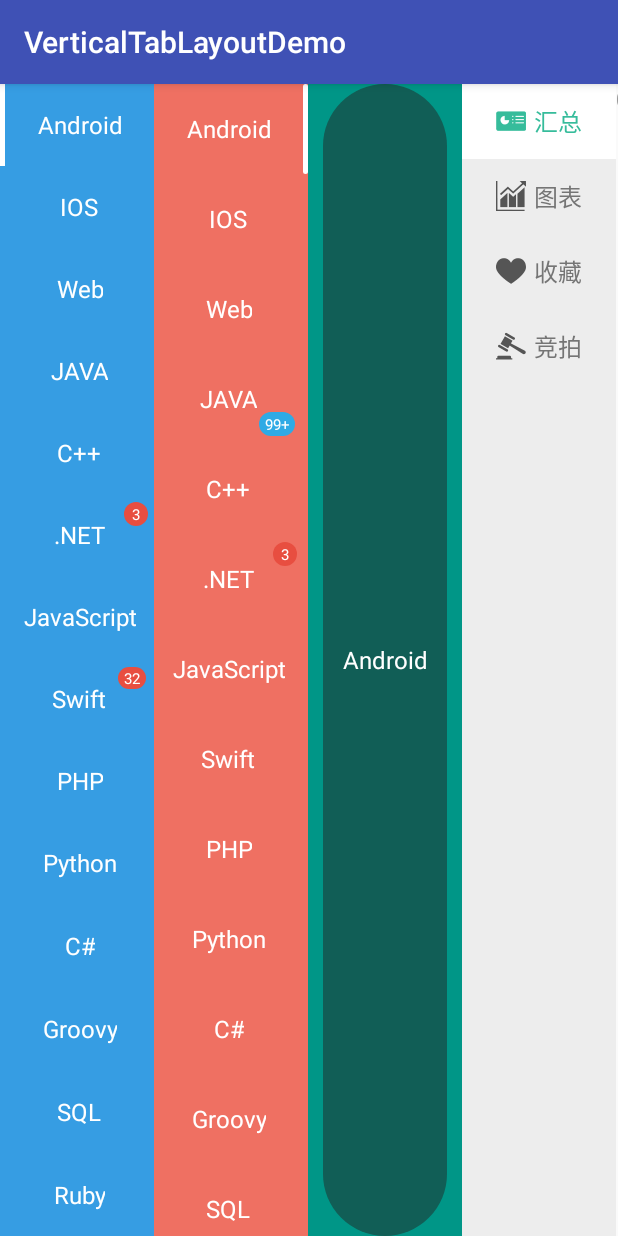
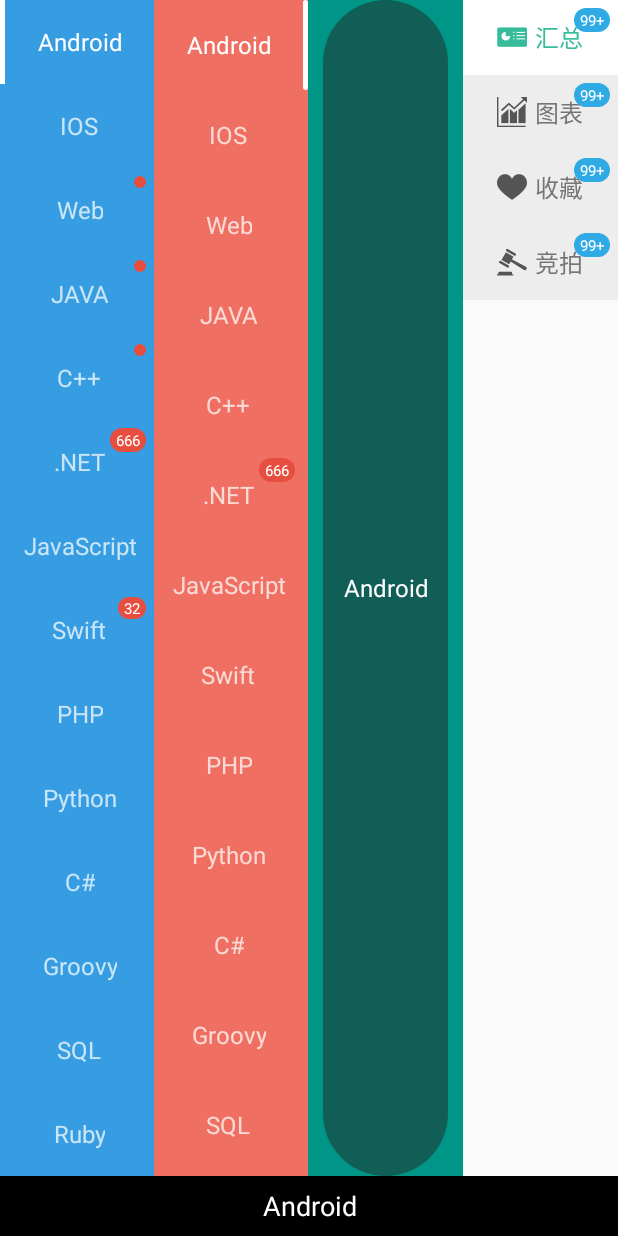
Before and after one commit to qstumn/VerticalTabLayout, an Android app: the screen it shows after launch (MainActivity), on a phone screen of 412 x 824 dp. Run offline under Robolectric (Android 15) with nearby library versions, the phone set to English and light mode, and no system bars.

Commit message:
1、重构了TabView 2、添加了全新的Badge，现在可以通过TabView.getBadgeView或者TabView.TabBadge高度自由化的定制Badge，      如Badge文字颜色、大小、padding、精确模式；Badge在Tab中的位置（左上、左下、右上、右上、居中）、位置偏移量；Badge背景颜色。 3、为新Badge添加了类似QQ中的拖拽消除效果，setOnDragStateChangedListener后既可以开启，也可以调用hide方法显示消除动画。

```diff
--- a/verticaltablayout/src/main/java/q/rorbin/verticaltablayout/VerticalTabLayout.java
+++ b/verticaltablayout/src/main/java/q/rorbin/verticaltablayout/VerticalTabLayout.java
@@ -82,6 +82,13 @@ public class VerticalTabLayout extends ScrollView {
         mIndicatorWidth = (int) typedArray.getDimension(R.styleable.VerticalTabLayout_indicator_width, DisplayUtil.dp2px(context, 3));
         mIndicatorCorners = typedArray.getDimension(R.styleable.VerticalTabLayout_indicator_corners, 0);
         mIndicatorGravity = typedArray.getInteger(R.styleable.VerticalTabLayout_indicator_gravity, Gravity.LEFT);
+        if (mIndicatorGravity == 3) {
+            mIndicatorGravity = Gravity.LEFT;
+        } else if (mIndicatorGravity == 5) {
+            mIndicatorGravity = Gravity.RIGHT;
+        } else if (mIndicatorGravity == 119) {
+            mIndicatorGravity = Gravity.FILL;
+        }
         mTabMargin = (int) typedArray.getDimension(R.styleable.VerticalTabLayout_tab_margin, 0);
         mTabMode = typedArray.getInteger(R.styleable.VerticalTabLayout_tab_mode, TAB_MODE_FIXED);
         mTabHeight = (int) typedArray.getDimension(R.styleable.VerticalTabLayout_tab_height, LayoutParams.WRAP_CONTENT);
@@ -631,6 +638,7 @@ public class VerticalTabLayout extends ScrollView {
     private class OnTabPageChangeListener implements ViewPager.OnPageChangeListener {
         private int mPreviousScrollState;
         private int mScrollState;
+        boolean mUpdataIndicator;
 
         public OnTabPageChangeListener() {
         }
@@ -639,14 +647,14 @@ public class VerticalTabLayout extends ScrollView {
         public void onPageScrollStateChanged(int state) {
             mPreviousScrollState = mScrollState;
             mScrollState = state;
+            mUpdataIndicator = !(mScrollState == SCROLL_STATE_SETTLING
+                    && mPreviousScrollState == SCROLL_STATE_IDLE);
         }
 
         @Override
         public void onPageScrolled(int position, float positionOffset,
                                    int positionOffsetPixels) {
-            boolean updataIndicator = !(mScrollState == SCROLL_STATE_SETTLING
-                    && mPreviousScrollState == SCROLL_STATE_IDLE);
-            if (updataIndicator) {
+            if (mUpdataIndicator) {
                 mTabStrip.moveIndicator(positionOffset + position);
             }
         }
@@ -654,7 +662,7 @@ public class VerticalTabLayout extends ScrollView {
         @Override
         public void onPageSelected(int position) {
             if (position != getSelectedTabPosition()) {
-                setTabSelected(position, false, false);
+                setTabSelected(position, !mUpdataIndicator, true);
             }
         }
     }
--- a/verticaltablayout/src/main/java/q/rorbin/verticaltablayout/util/BadgeAnimator.java
+++ b/verticaltablayout/src/main/java/q/rorbin/verticaltablayout/util/BadgeAnimator.java
@@ -18,18 +18,18 @@ import q.rorbin.verticaltablayout.widget.QBadgeView;
  */
 
 public class BadgeAnimator extends ValueAnimator {
-    private BombFragment[][] mFragments;
+    private BitmapFragment[][] mFragments;
     private WeakReference<QBadgeView> mWeakBadge;
 
     private BadgeAnimator(QBadgeView badge) {
         mWeakBadge = new WeakReference<>(badge);
     }
 
-    public static BadgeAnimator startBomb(Bitmap badgeBitmap, PointF center, QBadgeView badge) {
+    public static BadgeAnimator start(Bitmap badgeBitmap, PointF center, QBadgeView badge) {
         final BadgeAnimator anime = new BadgeAnimator(badge);
         anime.setFloatValues(0f, 1f);
         anime.setDuration(500);
-        anime.mFragments = anime.getBombFragments(badgeBitmap, center);
+        anime.mFragments = anime.getFragments(badgeBitmap, center);
         anime.addUpdateListener(new AnimatorUpdateListener() {
             @Override
             public void onAnimationUpdate(ValueAnimator animation) {
@@ -57,7 +57,7 @@ public class BadgeAnimator extends ValueAnimator {
     public void draw(Canvas canvas) {
         for (int i = 0; i < mFragments.length; i++) {
             for (int j = 0; j < mFragments[i].length; j++) {
-                BombFragment bf = mFragments[i][j];
+                BitmapFragment bf = mFragments[i][j];
                 float value = Float.parseFloat(getAnimatedValue().toString());
                 bf.updata(value, canvas);
             }
@@ -65,16 +65,16 @@ public class BadgeAnimator extends ValueAnimator {
     }
 
 
-    private BombFragment[][] getBombFragments(Bitmap badgeBitmap, PointF center) {
+    private BitmapFragment[][] getFragments(Bitmap badgeBitmap, PointF center) {
         int width = badgeBitmap.getWidth();
         int height = badgeBitmap.getHeight();
         float fragmentSize = Math.max(width, height) / 8f;
         float startX = center.x - badgeBitmap.getWidth() / 2f;
         float startY = center.y - badgeBitmap.getHeight() / 2f;
-        BombFragment[][] fragments = new BombFragment[(int) (height / fragmentSize)][(int) (width / fragmentSize)];
+        BitmapFragment[][] fragments = new BitmapFragment[(int) (height / fragmentSize)][(int) (width / fragmentSize)];
         for (int i = 0; i < fragments.length; i++) {
             for (int j = 0; j < fragments[i].length; j++) {
-                BombFragment bf = new BombFragment();
+                BitmapFragment bf = new BitmapFragment();
                 bf.color = badgeBitmap.getPixel((int) (j * fragmentSize), (int) (i * fragmentSize));
                 bf.x = startX + j * fragmentSize;
                 bf.y = startY + i * fragmentSize;
@@ -87,7 +87,7 @@ public class BadgeAnimator extends ValueAnimator {
         return fragments;
     }
 
-    private class BombFragment {
+    private class BitmapFragment {
         Random random;
         float x;
         float y;
@@ -96,7 +96,7 @@ public class BadgeAnimator extends ValueAnimator {
         int maxSize;
         Paint paint;
 
-        public BombFragment() {
+        public BitmapFragment() {
             paint = new Paint();
             paint.setAntiAlias(true);
             paint.setStyle(Paint.Style.FILL);
--- a/verticaltablayout/src/main/java/q/rorbin/verticaltablayout/widget/QBadgeView.java
+++ b/verticaltablayout/src/main/java/q/rorbin/verticaltablayout/widget/QBadgeView.java
@@ -363,9 +363,12 @@ public class QBadgeView extends View implements Badge {
         }
     }
 
-    private void animateHide(PointF center){
+    private void animateHide(PointF center) {
+        if (mBadgeNumber == 0) {
+            return;
+        }
         if (mAnimator == null || !mAnimator.isRunning()) {
-            mAnimator = BadgeAnimator.startBomb(createBadgeBitmap(), center, this);
+            mAnimator = BadgeAnimator.start(createBadgeBitmap(), center, this);
             setBadgeNumber(0);
         }
     }
--- a/verticaltablayout/src/main/java/q/rorbin/verticaltablayout/widget/QTabView.java
+++ b/verticaltablayout/src/main/java/q/rorbin/verticaltablayout/widget/QTabView.java
@@ -3,7 +3,6 @@ package q.rorbin.verticaltablayout.widget;
 import android.content.Context;
 import android.content.res.TypedArray;
 import android.graphics.drawable.Drawable;
-import android.graphics.drawable.GradientDrawable;
 import android.os.Build;
 import android.text.TextUtils;
 import android.view.Gravity;
@@ -23,22 +22,18 @@ public class QTabView extends TabView {
     private ImageView mIcon;
     private TextView mTitle;
     private QBadgeView mBadgeView;
-    //    private TextView mBadge;
     private int mMinHeight;
     private TabIcon mTabIcon;
     private TabTitle mTabTitle;
     private TabBadge mTabBadge;
     private boolean mChecked;
     private LinearLayout mContainer;
-    private GradientDrawable gd;
     private Drawable mBackground;
 
 
     public QTabView(Context context) {
         super(context);
         mContext = context;
-        gd = new GradientDrawable();
-        gd.setColor(0xFFE84E40);
         mMinHeight = DisplayUtil.dp2px(context, 30);
         mTabIcon = new TabIcon.Builder().build();
         mTabTitle = new TabTitle.Builder().build();
@@ -77,10 +72,10 @@ public class QTabView extends TabView {
     private void initBadge() {
         if (mBadgeView != null) removeView(mBadgeView);
         mBadgeView = QBadgeView.bindTab(mContext, this);
-        mBadgeView.setBadgeBackgroundColor(mTabBadge.getColorBackground());
+        mBadgeView.setBadgeBackgroundColor(mTabBadge.getBackgroundColor());
         mBadgeView.setBadgeGravity(mTabBadge.getBadgeGravity());
         mBadgeView.setBadgeNumber(mTabBadge.getBadgeNumber());
-        mBadgeView.setBadgeNumberColor(mTabBadge.getColorBadgeNumber());
+        mBadgeView.setBadgeNumberColor(mTabBadge.getBadgeNumberColor());
         mBadgeView.setBadgeNumberSize(mTabBadge.getBadgeNumberSize(), true);
         mBadgeView.setBadgePadding(mTabBadge.getBadgePadding(), true);
         mBadgeView.setExactMode(mTabBadge.isExactMode());
@@ -114,12 +109,6 @@ public class QTabView extends TabView {
         }
         requestContainerLayout(mTabIcon.getIconGravity());
     }
-
-//    @Override
-//    public QTabView setBadge(int num) {
-//        getBadgeView().setBadgeNumber(num);
-//        return this;
-//    }
 
     @Override
     public QTabView setBadge(TabBadge badge) {
@@ -231,7 +220,7 @@ public class QTabView extends TabView {
     private void requestContainerLayout(int gravity) {
         mContainer.removeAllViews();
         switch (gravity) {
-            case Gravity.LEFT:
+            case Gravity.START:
                 mContainer.setOrientation(LinearLayout.HORIZONTAL);
                 if (mIcon != null) {
                     mContainer.addView(mIcon);
@@ -253,7 +242,7 @@ public class QTabView extends TabView {
                 if (mTitle != null)
                     mContainer.addView(mTitle);
                 break;
-            case Gravity.RIGHT:
+            case Gravity.END:
                 mContainer.setOrientation(LinearLayout.HORIZONTAL);
                 if (mTitle != null)
                     mContainer.addView(mTitle);
--- a/verticaltablayout/src/main/java/q/rorbin/verticaltablayout/widget/TabView.java
+++ b/verticaltablayout/src/main/java/q/rorbin/verticaltablayout/widget/TabView.java
@@ -83,7 +83,7 @@ public abstract class TabView extends FrameLayout implements Checkable {
                 mNormalIcon = 0;
                 mIconWidth = LayoutParams.WRAP_CONTENT;
                 mIconHeight = LayoutParams.WRAP_CONTENT;
-                mIconGravity = Gravity.LEFT;
+                mIconGravity = Gravity.START;
                 mMargin = 0;
             }
 
@@ -100,10 +100,10 @@ public abstract class TabView extends FrameLayout implements Checkable {
             }
 
             public Builder setIconGravity(int gravity) {
-                if (gravity != Gravity.LEFT && gravity != Gravity.RIGHT
+                if (gravity != Gravity.START && gravity != Gravity.END
                         & gravity != Gravity.TOP & gravity != Gravity.BOTTOM) {
-                    throw new IllegalStateException("iconGravity only support Gravity.LEFT " +
-                            "or Gravity.RIGHT or Gravity.TOP or Gravity.BOTTOM");
+                    throw new IllegalStateException("iconGravity only support Gravity.START " +
+                            "or Gravity.END or Gravity.TOP or Gravity.BOTTOM");
                 }
                 mIconGravity = gravity;
                 return this;
@@ -185,11 +185,11 @@ public abstract class TabView extends FrameLayout implements Checkable {
             this.mBuilder = mBuilder;
         }
 
-        public int getColorBackground() {
+        public int getBackgroundColor() {
             return mBuilder.colorBackground;
         }
 
-        public int getColorBadgeNumber() {
+        public int getBadgeNumberColor() {
             return mBuilder.colorBadgeNumber;
         }
 
@@ -257,12 +257,12 @@ public abstract class TabView extends FrameLayout implements Checkable {
                 return this;
             }
 
-            public Builder setColorBackground(int colorBackground) {
+            public Builder setBackgroundColor(int colorBackground) {
                 this.colorBackground = colorBackground;
                 return this;
             }
 
-            public Builder setColorBadgeNumber(int colorBadgeNumber) {
+            public Builder setBadgeNumberColor(int colorBadgeNumber) {
                 this.colorBadgeNumber = colorBadgeNumber;
                 return this;
             }
--- a/verticaltablayoutdemo/src/main/java/q/rorbin/verticaltablayoutdemo/MainActivity.java
+++ b/verticaltablayoutdemo/src/main/java/q/rorbin/verticaltablayoutdemo/MainActivity.java
@@ -24,11 +24,14 @@ import q.rorbin.verticaltablayout.widget.QTabView;
 import q.rorbin.verticaltablayout.widget.TabView;
 
 public class MainActivity extends AppCompatActivity {
+    ViewPager viewpager;
 
     @Override
     protected void onCreate(Bundle savedInstanceState) {
         super.onCreate(savedInstanceState);
         setContentView(R.layout.activity_main);
+        viewpager = (ViewPager) findViewById(R.id.viewpager);
+        viewpager.setAdapter(new MyPagerAdapter());
         initTab0();
         initTab1();
         initTab2();
@@ -37,8 +40,11 @@ public class MainActivity extends AppCompatActivity {
 
     private void initTab0() {
         final VerticalTabLayout tablayout = (VerticalTabLayout) findViewById(R.id.tablayout0);
-        tablayout.setTabAdapter(new MyTabAdapter());
+        tablayout.setupWithViewPager(viewpager);
         tablayout.setTabBadge(7, 32);
+        tablayout.setTabBadge(2, -1);
+        tablayout.setTabBadge(3, -1);
+        tablayout.setTabBadge(4, -1);
         tablayout.addOnTabSelectedListener(new VerticalTabLayout.OnTabSelectedListener() {
             @Override
             public void onTabSelected(TabView tab, int position) {
@@ -58,9 +64,17 @@ public class MainActivity extends AppCompatActivity {
 
     private void initTab1() {
         VerticalTabLayout tablayout = (VerticalTabLayout) findViewById(R.id.tablayout1);
-        tablayout.setTabAdapter(new MyTabAdapter());
-        tablayout.getTabAt(3).setBadge(new TabView.TabBadge.Builder().setBadgeGravity(Gravity.END | Gravity.BOTTOM)
-                .setBadgeNumber(999).setColorBackground(0xff2faae5)
+        tablayout.setupWithViewPager(viewpager);
+
+    }
+
+    private void initTab2() {
+        VerticalTabLayout tablayout = (VerticalTabLayout) findViewById(R.id.tablayout2);
+        tablayout.setupWithViewPager(viewpager);
+        tablayout.setTabBadge(2, -1);
+        tablayout.setTabBadge(8, -1);
+        tablayout.getTabAt(3).setBadge(new TabView.TabBadge.Builder().setBadgeGravity(Gravity.START | Gravity.TOP)
+                .setBadgeNumber(999)
                 .setOnDragStateChangedListener(new Badge.OnDragStateChangedListener() {
                     @Override
                     public void onDragStateChanged(int dragState, Badge badge, View targetView) {
@@ -71,69 +85,16 @@ public class MainActivity extends AppCompatActivity {
                 }).build());
     }
 
-    private void initTab2() {
-        VerticalTabLayout tablayout = (VerticalTabLayout) findViewById(R.id.tablayout2);
-        tablayout.setTabAdapter(new MyTabAdapter());
-        tablayout.setTabBadge(2, -1);
-        tablayout.setTabBadge(8, -1);
-    }
-
     private void initTab3() {
         VerticalTabLayout tablayout = (VerticalTabLayout) findViewById(R.id.tablayout);
-        ViewPager viewpager = (ViewPager) findViewById(R.id.viewpager);
-        viewpager.setAdapter(new MyPagerAdapter());
-        tablayout.setupWithViewPager(viewpager);
+        tablayout.setTabAdapter(new MyTabAdapter());
     }
 
     class MyTabAdapter implements TabAdapter {
 
-        List<String> titles;
-
-        {
-            titles = new ArrayList<>();
-            Collections.addAll(titles, "Android", "IOS", "Web", "JAVA", "C++",
-                    ".NET", "JavaScript", "Swift", "PHP", "Python", "C#", "Groovy", "SQL", "Ruby");
-        }
-
-        @Override
-        public int getCount() {
-            return 14;
-        }
-
-        @Override
-        public TabView.TabBadge getBadge(int position) {
-            if (position == 5) return new QTabView.TabBadge.Builder().setBadgeNumber(3)
-                    .setOnDragStateChangedListener(new Badge.OnDragStateChangedListener() {
-                        @Override
-                        public void onDragStateChanged(int dragState, Badge badge, View targetView) {
-                        }
-                    }).build();
-            return null;
-        }
-
-        @Override
-        public TabView.TabIcon getIcon(int position) {
-            return null;
-        }
-
-        @Override
-        public TabView.TabTitle getTitle(int position) {
-            return new TabView.TabTitle.Builder()
-                    .setContent(titles.get(position))
-                    .setTextColor(Color.WHITE, Color.WHITE)
-                    .build();
-        }
-
-        @Override
-        public int getBackground(int position) {
-            return 0;
-        }
-    }
-
-    class MyPagerAdapter extends PagerAdapter implements TabAdapter {
         List<MenuBean> menus;
 
-        public MyPagerAdapter() {
+        public MyTabAdapter() {
             menus = new ArrayList<>();
             Collections.addAll(menus, new MenuBean(R.drawable.man_01_pressed, R.drawable.man_01_none, "汇总")
                     , new MenuBean(R.drawable.man_02_pressed, R.drawable.man_02_none, "图表")
@@ -143,12 +104,17 @@ public class MainActivity extends AppCompatActivity {
 
         @Override
         public int getCount() {
-            return 4;
+            return menus.size();
         }
 
         @Override
         public TabView.TabBadge getBadge(int position) {
-            return null;
+            return new TabView.TabBadge.Builder().setBadgeNumber(999).setBackgroundColor(0xff2faae5)
+                    .setOnDragStateChangedListener(new Badge.OnDragStateChangedListener() {
+                        @Override
+                        public void onDragStateChanged(int dragState, Badge badge, View targetView) {
+                        }
+                    }).build();
         }
 
         @Override
@@ -156,7 +122,7 @@ public class MainActivity extends AppCompatActivity {
             MenuBean menu = menus.get(position);
             return new TabView.TabIcon.Builder()
                     .setIcon(menu.mSelectIcon, menu.mNormalIcon)
-                    .setIconGravity(Gravity.LEFT)
+                    .setIconGravity(Gravity.START)
                     .setIconMargin(dp2px(5))
                     .setIconSize(dp2px(20), dp2px(20))
                     .build();
@@ -176,6 +142,53 @@ public class MainActivity extends AppCompatActivity {
             return -1;
         }
 
+    }
+
+    class MyPagerAdapter extends PagerAdapter implements TabAdapter {
+        List<String> titles;
+
+        public MyPagerAdapter() {
+            titles = new ArrayList<>();
+            Collections.addAll(titles, "Android", "IOS", "Web", "JAVA", "C++",
+                    ".NET", "JavaScript", "Swift", "PHP", "Python", "C#", "Groovy", "SQL", "Ruby");
+        }
+
+        @Override
+        public int getCount() {
+            return titles.size();
+        }
+
+        @Override
+        public TabView.TabBadge getBadge(int position) {
+            if (position == 5) return new TabView.TabBadge.Builder().setBadgeNumber(666)
+                    .setExactMode(true)
+                    .setOnDragStateChangedListener(new Badge.OnDragStateChangedListener() {
+                        @Override
+                        public void onDragStateChanged(int dragState, Badge badge, View targetView) {
+                        }
+                    }).build();
+            return null;
+        }
+
+        @Override
+        public TabView.TabIcon getIcon(int position) {
+            return null;
+        }
+
+        @Override
+        public TabView.TabTitle getTitle(int position) {
+
+            return new TabView.TabTitle.Builder()
+                    .setContent(titles.get(position))
+                    .setTextColor(Color.WHITE, 0xBBFFFFFF)
+                    .build();
+        }
+
+        @Override
+        public int getBackground(int position) {
+            return 0;
+        }
+
         @Override
         public boolean isViewFromObject(View view, Object object) {
             return view == object;
@@ -184,7 +197,10 @@ public class MainActivity extends AppCompatActivity {
         @Override
         public Object instantiateItem(ViewGroup container, int position) {
             TextView tv = new TextView(MainActivity.this);
-            tv.setText("" + position);
+            tv.setTextColor(Color.WHITE);
+            tv.setGravity(Gravity.CENTER);
+            tv.setText(titles.get(position));
+            tv.setTextSize(18);
             container.addView(tv);
             return tv;
         }
--- a/verticaltablayoutdemo/src/main/res/layout/activity_main.xml
+++ b/verticaltablayoutdemo/src/main/res/layout/activity_main.xml
@@ -1,16 +1,17 @@
 <?xml version="1.0" encoding="utf-8"?>
-<RelativeLayout xmlns:android="http://schemas.android.com/apk/res/android"
+<LinearLayout xmlns:android="http://schemas.android.com/apk/res/android"
     xmlns:app="http://schemas.android.com/apk/res-auto"
     xmlns:tools="http://schemas.android.com/tools"
     android:layout_width="match_parent"
     android:layout_height="match_parent"
-    android:orientation="horizontal"
+    android:orientation="vertical"
     tools:context="q.rorbin.verticaltablayoutdemo.MainActivity">
 
 
     <LinearLayout
         android:layout_width="match_parent"
-        android:layout_height="match_parent"
+        android:layout_height="0dp"
+        android:layout_weight="1"
         android:orientation="horizontal">
 
         <q.rorbin.verticaltablayout.VerticalTabLayout
@@ -55,7 +56,7 @@
         <q.rorbin.verticaltablayout.VerticalTabLayout
             android:id="@+id/tablayout"
             android:layout_width="0dp"
-            android:layout_height="match_parent"
+            android:layout_height="wrap_content"
             android:layout_weight="1"
             android:background="#EDEDED"
             android:visibility="visible"
@@ -64,11 +65,11 @@
             app:tab_height="50dp"
             app:tab_mode="scrollable" />
 
-        <android.support.v4.view.ViewPager
-            android:id="@+id/viewpager"
-            android:layout_width="1dp"
-            android:layout_height="match_parent"/>
     </LinearLayout>
 
-
-</RelativeLayout>
+    <android.support.v4.view.ViewPager
+        android:id="@+id/viewpager"
+        android:layout_width="match_parent"
+        android:background="#000000"
+        android:layout_height="40dp" />
+</LinearLayout>
--- a/verticaltablayoutdemo/src/main/res/values/styles.xml
+++ b/verticaltablayoutdemo/src/main/res/values/styles.xml
@@ -1,7 +1,7 @@
 <resources>
 
     <!-- Base application theme. -->
-    <style name="AppTheme" parent="Theme.AppCompat.Light.DarkActionBar">
+    <style name="AppTheme" parent="Theme.AppCompat.Light.NoActionBar">
         <!-- Customize your theme here. -->
         <item name="colorPrimary">@color/colorPrimary</item>
         <item name="colorPrimaryDark">@color/colorPrimaryDark</item>
```
